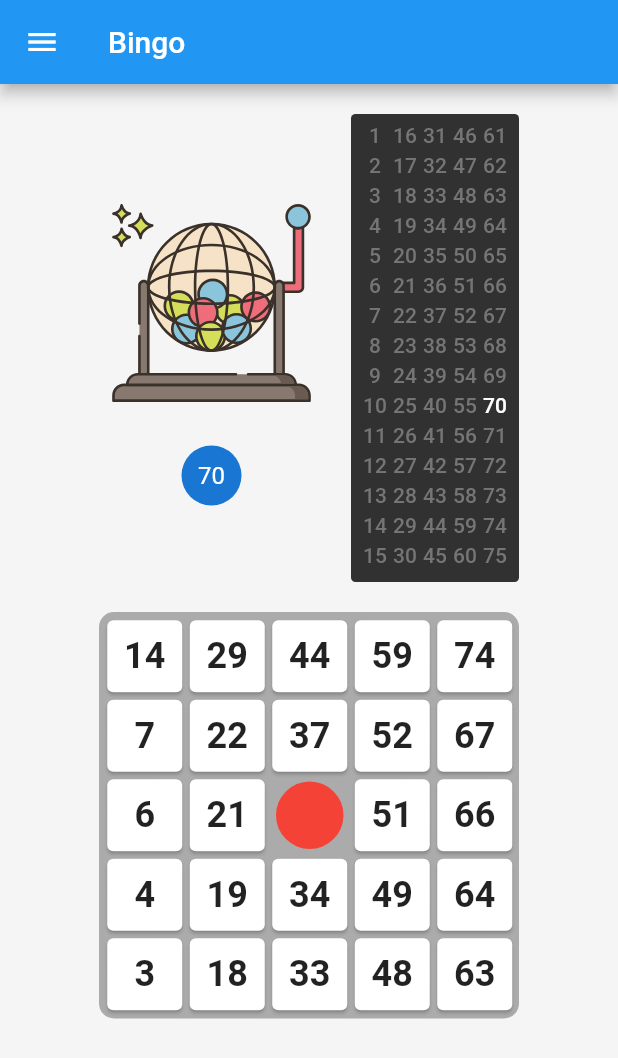
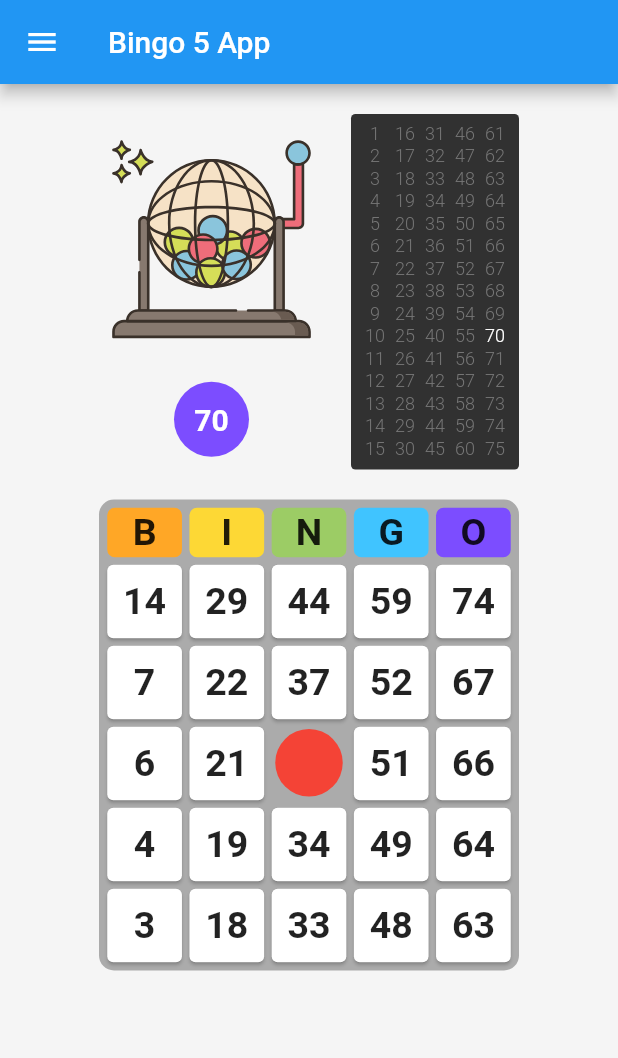
Before and after one commit to ShamirDuran/bingo5loto-app, a Flutter app: the screen it shows after launch, after a tap on an icon or button, on a phone screen of 412 x 824 dp. Shown: the top 1058 px of the screen. Run offline on Flutter 3.47's test engine with Material 2 defaults, Android fonts, the light colour scheme and no system bars; our stand-ins replace flutter_svg.

Commit message:
cambios gui

```diff
--- a/lib/main.dart
+++ b/lib/main.dart
@@ -1,4 +1,5 @@
 import 'package:bingo_app/pages/game_page.dart';
+import 'package:bingo_app/pages/login_page.dart';
 import 'package:flutter/material.dart';
 
 void main() => runApp(MyApp());
@@ -10,9 +11,10 @@ class MyApp extends StatelessWidget {
       theme: ThemeData(),
       title: 'Bingo App',
       debugShowCheckedModeBanner: false,
-      initialRoute: "game",
+      initialRoute: "tablero",
       routes: {
-        "game": (_) => GamePage(),
+        "tablero": (_) => GamePage(),
+        "login": (_) => LoginPage(),
       },
     );
   }
--- a/lib/pages/game_page.dart
+++ b/lib/pages/game_page.dart
@@ -1,6 +1,8 @@
 import 'package:bingo_app/utils/bingo.dart';
+import 'package:bingo_app/widgets/balotas_container.dart';
+import 'package:bingo_app/widgets/carton.dart';
+import 'package:bingo_app/widgets/tablero_numeros.dart';
 import 'package:flutter/material.dart';
-import 'package:flutter_svg/flutter_svg.dart';
 
 class GamePage extends StatefulWidget {
   @override
@@ -28,7 +30,15 @@ class _GamePageState extends State<GamePage> {
     carton = bingo.getCarton();
     balotas = List();
     control = bingo.generarControl();
-    // Relleno
+  }
+
+  /// Es la funcion que valida los tap en los elementos del carton
+  _handleOnTapCarton(String num, int r, int c) {
+    if (balotas.contains(int.parse(num))) {
+      print("true");
+      control[r][c] = true;
+      setState(() {});
+    }
   }
 
   @override
@@ -45,7 +55,11 @@ class _GamePageState extends State<GamePage> {
               children: [
                 SizedBox(height: 20.0),
                 _parteSuperior(),
-                _tablero(carton),
+                Carton(
+                  carton: this.carton,
+                  control: this.control,
+                  action: _handleOnTapCarton,
+                )
               ],
             ),
           ),
@@ -64,193 +78,29 @@ class _GamePageState extends State<GamePage> {
         // TODO: Hacer menu
         onPressed: () => print("Menu"),
       ),
-      title: Text("Bingo"),
+      title: Text("Bingo 5 App"),
     );
   }
 
   // Es la parte superior, donde esta la canasta y la tabla de numeros del 1 al 75
   Widget _parteSuperior() {
+    _valotasContainer() {
+      if (balotas.length < 18) {
+        balotas.add(bingo.generarBalota());
+        setState(() {});
+      }
+    }
+
     return Row(
       mainAxisAlignment: MainAxisAlignment.spaceBetween,
       children: [
-        _balotasContainer(),
-        _tableroNumeros(),
-      ],
-    );
-  }
-
-  // Genera el tablero de cada juego, cada columna tiene un intervalo de +15 por col
-  Widget _tablero(List<List<int>> carton) {
-    Widget _card(String num, int r, int c) {
-      return Card(
-        color: control[r][c] ? Colors.green : Colors.white,
-        margin: EdgeInsets.all(2.5),
-        child: InkWell(
-          child: Container(
-            padding: EdgeInsets.symmetric(horizontal: 10.0, vertical: 10.0),
-            alignment: Alignment.center,
-            child: Text(
-              num,
-              style: TextStyle(
-                fontWeight: FontWeight.bold,
-                fontSize: 24.0,
-              ),
-            ),
-          ),
-          onTap: () {
-            if (balotas.contains(int.parse(num))) {
-              print("true");
-              control[r][c] = true;
-              setState(() {});
-            }
-          },
+        BalotasContainer(
+          balotas: this.balotas,
+          action: _valotasContainer,
         ),
-      );
-    }
-
-    Widget _bingoButton() {
-      return Container(
-        height: 45.0,
-        padding: EdgeInsets.symmetric(horizontal: 10.0, vertical: 10.0),
-        margin: EdgeInsets.all(4.0),
-        child: null,
-        decoration: BoxDecoration(
-          shape: BoxShape.circle,
-          color: Colors.red,
+        TableroNumeros(
+          balotas: this.balotas,
         ),
-      );
-    }
-
-    return Container(
-      padding: EdgeInsets.all(3.0),
-      margin: const EdgeInsets.only(top: 20.0),
-      decoration: BoxDecoration(
-        borderRadius: BorderRadius.circular(10.0),
-        color: Colors.black.withOpacity(0.3),
-      ),
-      child: Table(
-        defaultColumnWidth: FixedColumnWidth(55),
-        children: [
-          TableRow(children: [
-            _card(carton[0][0].toString(), 0, 0),
-            _card(carton[1][0].toString(), 1, 0),
-            _card(carton[2][0].toString(), 2, 0),
-            _card(carton[3][0].toString(), 3, 0),
-            _card(carton[4][0].toString(), 4, 0),
-          ]),
-          TableRow(children: [
-            _card(carton[0][1].toString(), 0, 1),
-            _card(carton[1][1].toString(), 1, 1),
-            _card(carton[2][1].toString(), 2, 1),
-            _card(carton[3][1].toString(), 3, 1),
-            _card(carton[4][1].toString(), 4, 1),
-          ]),
-          TableRow(children: [
-            _card(carton[0][2].toString(), 0, 2),
-            _card(carton[1][2].toString(), 1, 2),
-            _bingoButton(),
-            _card(carton[3][2].toString(), 3, 2),
-            _card(carton[4][2].toString(), 4, 2),
-          ]),
-          TableRow(children: [
-            _card(carton[0][3].toString(), 0, 3),
-            _card(carton[1][3].toString(), 1, 3),
-            _card(carton[2][3].toString(), 2, 3),
-            _card(carton[3][3].toString(), 3, 3),
-            _card(carton[4][3].toString(), 4, 3),
-          ]),
-          TableRow(children: [
-            _card(carton[0][4].toString(), 0, 4),
-            _card(carton[1][4].toString(), 1, 4),
-            _card(carton[2][4].toString(), 2, 4),
-            _card(carton[3][4].toString(), 3, 4),
-            _card(carton[4][4].toString(), 4, 4),
-          ]),
-        ],
-      ),
-    );
-  }
-
-  /*
-  * Es el tablero de los numeros del 1 al 75
-  * Tambien es donde se indica que numeros ya salieron como balota
-  */
-  Widget _tableroNumeros() {
-    // Widget de los elementos que contiene el tablero de numeros
-    Widget _item(int value) {
-      return Container(
-        height: 20.0,
-        child: Text(
-          value.toString(),
-          textAlign: TextAlign.center,
-          style: TextStyle(
-            color: balotas.contains(value) ? Colors.white : Colors.grey[600],
-            fontWeight: FontWeight.w500,
-          ),
-        ),
-      );
-    }
-
-    // fila del tablero de numero 1-75
-    TableRow _fila(int index) {
-      final fila = bingo.generarFila(index + 1);
-      return TableRow(
-        children: [for (var i = 0; i < 5; i++) _item(fila[i])],
-      );
-    }
-
-    // tablero del 1-75
-    Widget _tablero = Container(
-      padding: EdgeInsets.all(6.0),
-      decoration: BoxDecoration(
-        color: Colors.black.withOpacity(0.8),
-        borderRadius: BorderRadius.circular(3.0),
-      ),
-      child: Table(
-        defaultColumnWidth: FixedColumnWidth(20.0),
-        children: [for (var i = 0; i < 15; i++) _fila(i)],
-      ),
-    );
-    return _tablero;
-  }
-
-  /*
-   * Contenedor de la imagen de la canasta que genera las balotas
-   * y de la balota generada.
-   */
-  Widget _balotasContainer() {
-    // Imagen de la canasta, tiene el evento de generar
-    Widget _imagen = GestureDetector(
-      onTap: () {
-        if (balotas.length < 20) {
-          balotas.add(bingo.generarBalota());
-          setState(() {});
-        }
-      },
-      child: Container(
-        child: SvgPicture.asset(
-          "assets/images/canasta.svg",
-          width: 150.0,
-        ),
-      ),
-    );
-
-    return Column(
-      mainAxisAlignment: MainAxisAlignment.center,
-      children: [
-        // Imagen de la canasta
-        _imagen,
-        SizedBox(height: 20.0),
-        if (balotas.length > 0)
-          CircleAvatar(
-            child: Text(balotas.last.toString()),
-            // TODO: colores de la balotas
-          )
-        else
-          CircleAvatar(
-            backgroundColor: Colors.transparent,
-            child: Text(""),
-          ),
       ],
     );
   }
--- /dev/null
+++ b/lib/pages/login_page.dart
@@ -0,0 +1,8 @@
+import 'package:flutter/material.dart';
+
+class LoginPage extends StatelessWidget {
+  @override
+  Widget build(BuildContext context) {
+    return Scaffold();
+  }
+}
--- /dev/null
+++ b/lib/utils/colors.dart
@@ -0,0 +1,7 @@
+import 'package:flutter/material.dart';
+
+final Color colorCol1 = Colors.orange[400];
+final Color colorCol2 = Colors.yellow[600];
+final Color colorCol3 = Colors.lightGreen[400];
+final Color colorCol4 = Colors.lightBlueAccent;
+final Color colorCol5 = Colors.deepPurpleAccent;
--- /dev/null
+++ b/lib/widgets/balotas_container.dart
@@ -0,0 +1,76 @@
+import 'package:bingo_app/utils/bingo.dart';
+import 'package:bingo_app/utils/colors.dart';
+import 'package:flutter/material.dart';
+import 'package:flutter_svg/flutter_svg.dart';
+
+/*
+   * Contenedor de la imagen de la canasta que genera las balotas
+   * y de la balota generada.
+   */
+class BalotasContainer extends StatelessWidget {
+  final List<int> balotas;
+  final Function action;
+  final bingo = Bingo();
+  final radius = 25.0;
+
+  BalotasContainer({
+    @required this.balotas,
+    @required this.action,
+  });
+
+  @override
+  Widget build(BuildContext context) {
+    return Column(
+      mainAxisAlignment: MainAxisAlignment.center,
+      children: [
+        // Imagen de la canasta
+        _imagenCanasta(),
+        SizedBox(height: 20.0),
+        if (balotas.length > 0)
+          _balota()
+        else
+          CircleAvatar(
+            radius: this.radius,
+            backgroundColor: Colors.transparent,
+            child: Text(""),
+          ),
+      ],
+    );
+  }
+
+  Widget _imagenCanasta() {
+    return GestureDetector(
+      onTap: action,
+      child: Container(
+        child: SvgPicture.asset(
+          "assets/images/canasta.svg",
+          width: 150.0,
+        ),
+      ),
+    );
+  }
+
+  Widget _balota() {
+    Color color = Colors.blue;
+    final num = balotas.last;
+
+    if (num >= 1 && num <= 15) color = colorCol1;
+    if (num >= 16 && num <= 30) color = colorCol2;
+    if (num >= 31 && num <= 45) color = colorCol3;
+    if (num >= 46 && num <= 60) color = colorCol4;
+    if (num >= 61 && num <= 75) color = colorCol5;
+
+    return CircleAvatar(
+      radius: this.radius,
+      backgroundColor: color,
+      child: Text(
+        num.toString(),
+        style: TextStyle(
+          color: Colors.white,
+          fontSize: 20.0,
+          fontWeight: FontWeight.bold,
+        ),
+      ),
+    );
+  }
+}
--- /dev/null
+++ b/lib/widgets/bingo_button.dart
@@ -0,0 +1,17 @@
+import 'package:flutter/material.dart';
+
+class BingoButton extends StatelessWidget {
+  @override
+  Widget build(BuildContext context) {
+    return Container(
+      height: 45.0,
+      padding: EdgeInsets.symmetric(horizontal: 10.0, vertical: 10.0),
+      margin: EdgeInsets.all(4.0),
+      child: null,
+      decoration: BoxDecoration(
+        shape: BoxShape.circle,
+        color: Colors.red,
+      ),
+    );
+  }
+}
--- /dev/null
+++ b/lib/widgets/carton.dart
@@ -0,0 +1,115 @@
+import 'package:bingo_app/utils/colors.dart';
+import 'package:bingo_app/widgets/bingo_button.dart';
+import 'package:flutter/material.dart';
+
+class Carton extends StatelessWidget {
+  final List<List<int>> carton;
+  final List<List<bool>> control;
+  final Function action;
+
+  Carton({
+    @required this.carton,
+    @required this.control,
+    @required this.action,
+  });
+
+  @override
+  Widget build(BuildContext context) {
+    return Container(
+      padding: EdgeInsets.all(3.0),
+      margin: const EdgeInsets.only(top: 20.0),
+      decoration: BoxDecoration(
+        borderRadius: BorderRadius.circular(10.0),
+        color: Colors.black.withOpacity(0.3),
+      ),
+      child: Table(
+        children: [
+          TableRow(children: [
+            _letraColumna("B", colorCol1),
+            _letraColumna("I", colorCol2),
+            _letraColumna("N", colorCol3),
+            _letraColumna("G", colorCol4),
+            _letraColumna("O", colorCol5),
+          ]),
+          TableRow(children: [
+            _card(carton[0][0].toString(), 0, 0),
+            _card(carton[1][0].toString(), 1, 0),
+            _card(carton[2][0].toString(), 2, 0),
+            _card(carton[3][0].toString(), 3, 0),
+            _card(carton[4][0].toString(), 4, 0),
+          ]),
+          TableRow(children: [
+            _card(carton[0][1].toString(), 0, 1),
+            _card(carton[1][1].toString(), 1, 1),
+            _card(carton[2][1].toString(), 2, 1),
+            _card(carton[3][1].toString(), 3, 1),
+            _card(carton[4][1].toString(), 4, 1),
+          ]),
+          TableRow(children: [
+            _card(carton[0][2].toString(), 0, 2),
+            _card(carton[1][2].toString(), 1, 2),
+            BingoButton(),
+            _card(carton[3][2].toString(), 3, 2),
+            _card(carton[4][2].toString(), 4, 2),
+          ]),
+          TableRow(children: [
+            _card(carton[0][3].toString(), 0, 3),
+            _card(carton[1][3].toString(), 1, 3),
+            _card(carton[2][3].toString(), 2, 3),
+            _card(carton[3][3].toString(), 3, 3),
+            _card(carton[4][3].toString(), 4, 3),
+          ]),
+          TableRow(children: [
+            _card(carton[0][4].toString(), 0, 4),
+            _card(carton[1][4].toString(), 1, 4),
+            _card(carton[2][4].toString(), 2, 4),
+            _card(carton[3][4].toString(), 3, 4),
+            _card(carton[4][4].toString(), 4, 4),
+          ]),
+        ],
+      ),
+    );
+  }
+
+  Widget _card(String num, int r, int c) {
+    return Card(
+      color: control[r][c] ? Colors.green : Colors.white,
+      margin: EdgeInsets.all(2.5),
+      child: InkWell(
+        child: Container(
+          padding: EdgeInsets.symmetric(horizontal: 10.0, vertical: 10.0),
+          alignment: Alignment.center,
+          child: Text(
+            num,
+            style: TextStyle(
+              fontWeight: FontWeight.w600,
+              fontSize: 25,
+            ),
+          ),
+        ),
+        onTap: () {
+          action(num, r, c);
+        },
+      ),
+    );
+  }
+
+  Widget _letraColumna(String letra, Color color) {
+    return Container(
+      margin: EdgeInsets.all(2.5),
+      padding: EdgeInsets.symmetric(vertical: 2.0),
+      child: Text(
+        letra,
+        textAlign: TextAlign.center,
+        style: TextStyle(
+          fontWeight: FontWeight.bold,
+          fontSize: 25.0,
+        ),
+      ),
+      decoration: BoxDecoration(
+        color: color,
+        borderRadius: BorderRadius.circular(5.0),
+      ),
+    );
+  }
+}
--- /dev/null
+++ b/lib/widgets/tablero_numeros.dart
@@ -0,0 +1,52 @@
+import 'package:bingo_app/utils/bingo.dart';
+import 'package:flutter/material.dart';
+/*
+  * Es el tablero de los numeros del 1 al 75
+  * Tambien es donde se indica que numeros ya salieron como balota
+  */
+
+class TableroNumeros extends StatelessWidget {
+  final List<int> balotas;
+  final bingo = Bingo();
+
+  TableroNumeros({@required this.balotas});
+
+  @override
+  Widget build(BuildContext context) {
+    return Container(
+      padding: EdgeInsets.all(6.0),
+      decoration: BoxDecoration(
+        color: Colors.black.withOpacity(0.8),
+        borderRadius: BorderRadius.circular(3.0),
+      ),
+      child: Table(
+        defaultColumnWidth: FixedColumnWidth(20.0),
+        children: [for (var i = 0; i < 15; i++) _fila(i)],
+      ),
+    );
+  }
+
+  // fila del tablero de numero 1-75
+  TableRow _fila(int index) {
+    final fila = bingo.generarFila(index + 1);
+    return TableRow(
+      children: [for (var i = 0; i < 5; i++) _item(fila[i])],
+    );
+  }
+
+  // Widget de los elementos que contiene el tablero de numeros
+  Widget _item(int value) {
+    return Container(
+      height: 15.0,
+      child: Text(
+        value.toString(),
+        textAlign: TextAlign.center,
+        style: TextStyle(
+          color: balotas.contains(value) ? Colors.white : Colors.grey[600],
+          fontSize: 12.0,
+          fontWeight: FontWeight.w300,
+        ),
+      ),
+    );
+  }
+}
```
Also changed, not shown: 1 other file.
